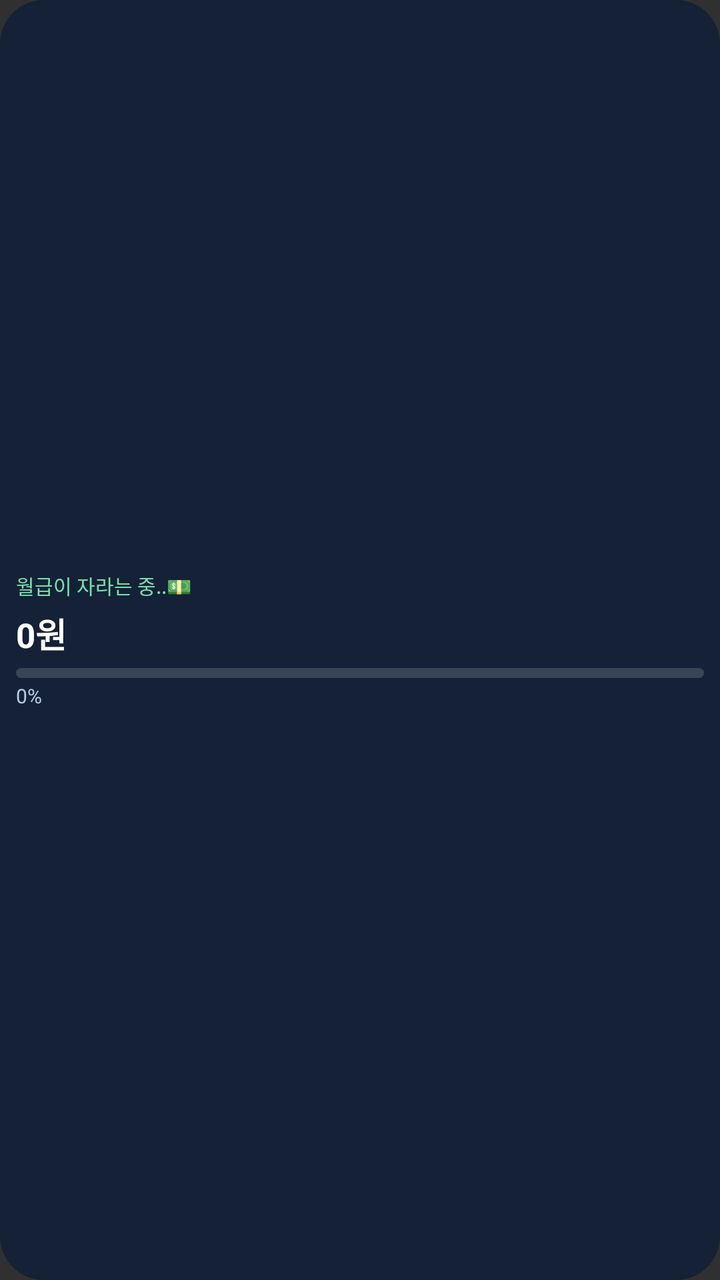
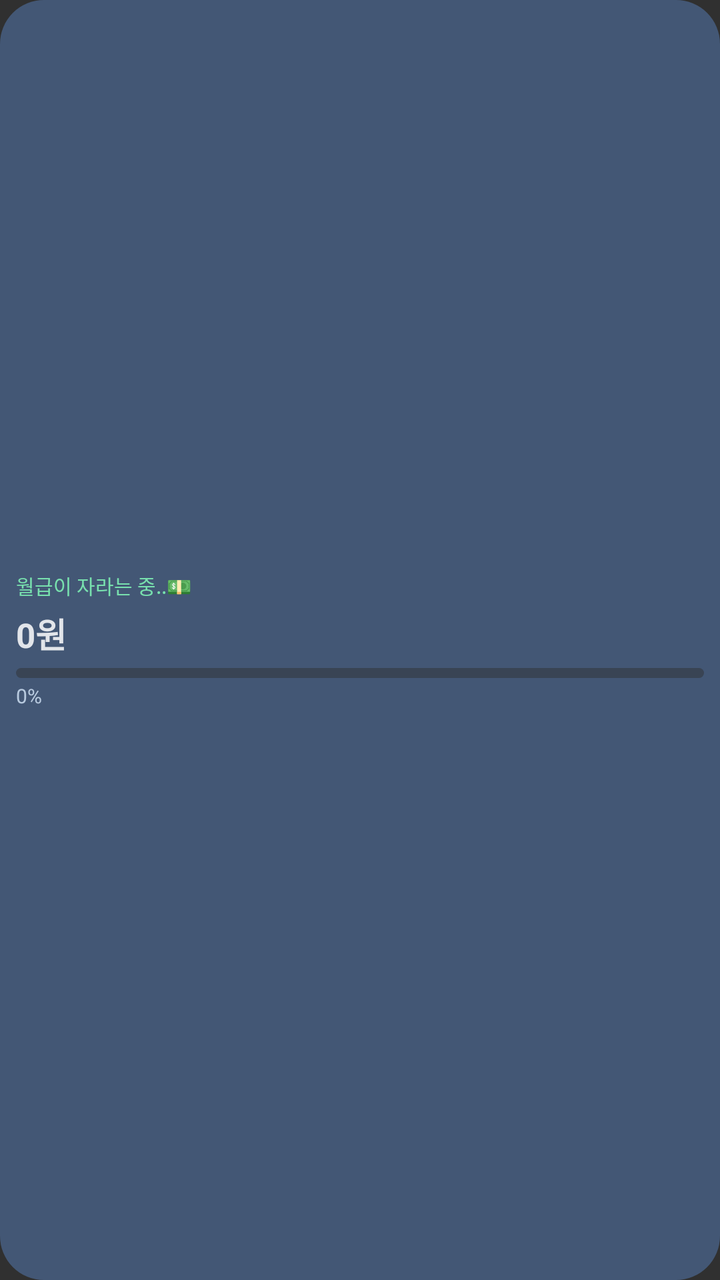

The first picture is an Android layout as it rendered before a commit; the second is the same layout after the commit. The layout source and the unified diff follow.
<!-- AndroidManifest.xml: application theme android:Theme.Material.NoActionBar -->
<!-- res/layout/salary_widget_mini.xml -->
<LinearLayout android:id="@+id/widget_root" xmlns:android="http://schemas.android.com/apk/res/android" android:layout_width="match_parent" android:layout_height="match_parent" android:orientation="vertical" android:gravity="center_vertical" android:padding="8dp" android:background="@drawable/widget_bg"><TextView android:id="@+id/title" android:layout_width="match_parent" android:layout_height="wrap_content" android:text="월급이 자라는 중..💵" android:textColor="#78E0AE" android:textSize="10sp" android:singleLine="true" android:ellipsize="end"/><FrameLayout android:layout_width="match_parent" android:layout_height="wrap_content"><TextView android:id="@+id/amount" android:layout_width="match_parent" android:layout_height="wrap_content" android:layout_marginTop="4dp" android:text="0원" android:textColor="#FFFFFF" android:textSize="17sp" android:textStyle="bold" android:singleLine="true" android:autoSizeTextType="uniform" android:autoSizeMinTextSize="9sp" android:autoSizeMaxTextSize="17sp"/><ImageView android:id="@+id/rainbow_amount" android:layout_width="match_parent" android:layout_height="match_parent" android:visibility="gone" android:scaleType="fitStart" android:adjustViewBounds="false"/></FrameLayout><ProgressBar android:id="@+id/progress" style="?android:attr/progressBarStyleHorizontal" android:layout_width="match_parent" android:layout_height="5dp" android:layout_marginTop="5dp" android:max="10000" android:progressDrawable="@drawable/widget_progress_green"/><ProgressBar android:id="@+id/progress_lastfive" style="?android:attr/progressBarStyleHorizontal" android:layout_width="match_parent" android:layout_height="5dp" android:layout_marginTop="5dp" android:max="10000" android:progressDrawable="@drawable/widget_progress_lastfive" android:visibility="gone"/><TextView android:id="@+id/progress_text" android:layout_width="match_parent" android:layout_height="wrap_content" android:layout_marginTop="2dp" android:text="0%" android:textColor="#B8CADF" android:textSize="10sp"/></LinearLayout>
<!-- resources referenced by this layout -->
<resources>
  <!-- drawable widget_bg (drawable) -->
  <shape xmlns:android="http://schemas.android.com/apk/res/android" android:shape="rectangle">
      <solid android:color="#142136"/>
      <corners android:radius="22dp"/>
  </shape>
  <!-- drawable widget_progress_green (drawable) -->
  <layer-list xmlns:android="http://schemas.android.com/apk/res/android"><item android:id="@android:id/background"><shape android:shape="rectangle"><corners android:radius="6dp"/><solid android:color="#394454"/></shape></item><item android:id="@android:id/progress"><clip><shape android:shape="rectangle"><corners android:radius="6dp"/><gradient android:angle="0" android:startColor="#B8F5B0" android:endColor="#075C32"/></shape></clip></item></layer-list>
  <!-- drawable widget_progress_lastfive (drawable) -->
  <layer-list xmlns:android="http://schemas.android.com/apk/res/android"><item android:id="@android:id/background"><shape android:shape="rectangle"><corners android:radius="6dp"/><solid android:color="#394454"/></shape></item><item android:id="@android:id/progress"><clip><shape android:shape="rectangle"><corners android:radius="6dp"/><gradient android:angle="0" android:startColor="#B8F5B0" android:centerColor="#075C32" android:endColor="#E44755" android:centerX="0.55"/></shape></clip></item></layer-list>
</resources>

<!-- the commit's change to res/layout/salary_widget_mini.xml (unified diff, before → after) -->
@@ -1 +1 @@
-<LinearLayout android:id="@+id/widget_root" xmlns:android="http://schemas.android.com/apk/res/android" android:layout_width="match_parent" android:layout_height="match_parent" android:orientation="vertical" android:gravity="center_vertical" android:padding="8dp" android:background="@drawable/widget_bg"><TextView android:id="@+id/title" android:layout_width="match_parent" android:layout_height="wrap_content" android:text="월급이 자라는 중..💵" android:textColor="#78E0AE" android:textSize="10sp" android:singleLine="true" android:ellipsize="end"/><FrameLayout android:layout_width="match_parent" android:layout_height="wrap_content"><TextView android:id="@+id/amount" android:layout_width="match_parent" android:layout_height="wrap_content" android:layout_marginTop="4dp" android:text="0원" android:textColor="#FFFFFF" android:textSize="17sp" android:textStyle="bold" android:singleLine="true" android:autoSizeTextType="uniform" android:autoSizeMinTextSize="9sp" android:autoSizeMaxTextSize="17sp"/><ImageView android:id="@+id/rainbow_amount" android:layout_width="match_parent" android:layout_height="match_parent" android:visibility="gone" android:scaleType="fitStart" android:adjustViewBounds="false"/></FrameLayout><ProgressBar android:id="@+id/progress" style="?android:attr/progressBarStyleHorizontal" android:layout_width="match_parent" android:layout_height="5dp" android:layout_marginTop="5dp" android:max="10000" android:progressDrawable="@drawable/widget_progress_green"/><ProgressBar android:id="@+id/progress_lastfive" style="?android:attr/progressBarStyleHorizontal" android:layout_width="match_parent" android:layout_height="5dp" android:layout_marginTop="5dp" android:max="10000" android:progressDrawable="@drawable/widget_progress_lastfive" android:visibility="gone"/><TextView android:id="@+id/progress_text" android:layout_width="match_parent" android:layout_height="wrap_content" android:layout_marginTop="2dp" android:text="0%" android:textColor="#B8CADF" android:textSize="10sp"/></LinearLayout>
+<LinearLayout android:id="@+id/widget_root" xmlns:android="http://schemas.android.com/apk/res/android" android:layout_width="match_parent" android:layout_height="match_parent" android:orientation="vertical" android:gravity="center_vertical" android:padding="8dp" android:background="@drawable/widget_bg"><TextView android:id="@+id/title" android:layout_width="match_parent" android:layout_height="wrap_content" android:text="월급이 자라는 중..💵" android:textColor="#78E0AE" android:textSize="10sp" android:singleLine="true" android:ellipsize="end"/><FrameLayout android:layout_width="match_parent" android:layout_height="wrap_content"><TextView android:id="@+id/amount" android:layout_width="match_parent" android:layout_height="wrap_content" android:layout_marginTop="4dp" android:text="0원" android:textColor="#E2E5EA" android:textSize="17sp" android:textStyle="bold" android:singleLine="true" android:autoSizeTextType="uniform" android:autoSizeMinTextSize="9sp" android:autoSizeMaxTextSize="17sp"/><ImageView android:id="@+id/rainbow_amount" android:layout_width="match_parent" android:layout_height="match_parent" android:visibility="gone" android:scaleType="fitStart" android:adjustViewBounds="false"/></FrameLayout><ProgressBar android:id="@+id/progress" style="?android:attr/progressBarStyleHorizontal" android:layout_width="match_parent" android:layout_height="5dp" android:layout_marginTop="5dp" android:max="10000" android:progressDrawable="@drawable/widget_progress_green"/><ProgressBar android:id="@+id/progress_lastfive" style="?android:attr/progressBarStyleHorizontal" android:layout_width="match_parent" android:layout_height="5dp" android:layout_marginTop="5dp" android:max="10000" android:progressDrawable="@drawable/widget_progress_lastfive" android:visibility="gone"/><TextView android:id="@+id/progress_text" android:layout_width="match_parent" android:layout_height="wrap_content" android:layout_marginTop="2dp" android:text="0%" android:textColor="#B8CADF" android:textSize="10sp"/></LinearLayout>
<!-- resource entries referenced after the edit -->
@@ -2,12 +2,12 @@
 <resources>
   <!-- drawable widget_bg (drawable) -->
   <shape xmlns:android="http://schemas.android.com/apk/res/android" android:shape="rectangle">
-      <solid android:color="#142136"/>
+      <solid android:color="#435775"/>
       <corners android:radius="22dp"/>
   </shape>
   <!-- drawable widget_progress_green (drawable) -->
-  <layer-list xmlns:android="http://schemas.android.com/apk/res/android"><item android:id="@android:id/background"><shape android:shape="rectangle"><corners android:radius="6dp"/><solid android:color="#394454"/></shape></item><item android:id="@android:id/progress"><clip><shape android:shape="rectangle"><corners android:radius="6dp"/><gradient android:angle="0" android:startColor="#B8F5B0" android:endColor="#075C32"/></shape></clip></item></layer-list>
+  <layer-list xmlns:android="http://schemas.android.com/apk/res/android"><item android:id="@android:id/background"><shape android:shape="rectangle"><corners android:radius="6dp"/><solid android:color="#394454"/></shape></item><item android:id="@android:id/progress"><clip><shape android:shape="rectangle"><corners android:radius="6dp"/><gradient android:angle="0" android:startColor="#236B43" android:endColor="#A5F4A4"/></shape></clip></item></layer-list>
   <!-- drawable widget_progress_lastfive (drawable) -->
-  <layer-list xmlns:android="http://schemas.android.com/apk/res/android"><item android:id="@android:id/background"><shape android:shape="rectangle"><corners android:radius="6dp"/><solid android:color="#394454"/></shape></item><item android:id="@android:id/progress"><clip><shape android:shape="rectangle"><corners android:radius="6dp"/><gradient android:angle="0" android:startColor="#B8F5B0" android:centerColor="#075C32" android:endColor="#E44755" android:centerX="0.55"/></shape></clip></item></layer-list>
+  <layer-list xmlns:android="http://schemas.android.com/apk/res/android"><item android:id="@android:id/background"><shape android:shape="rectangle"><corners android:radius="6dp"/><solid android:color="#394454"/></shape></item><item android:id="@android:id/progress"><clip><shape android:shape="rectangle"><corners android:radius="6dp"/><gradient android:angle="0" android:startColor="#236B43" android:centerColor="#A5F4A4" android:endColor="#B50016" android:centerX="0.68"/></shape></clip></item></layer-list>
 </resources>
 
